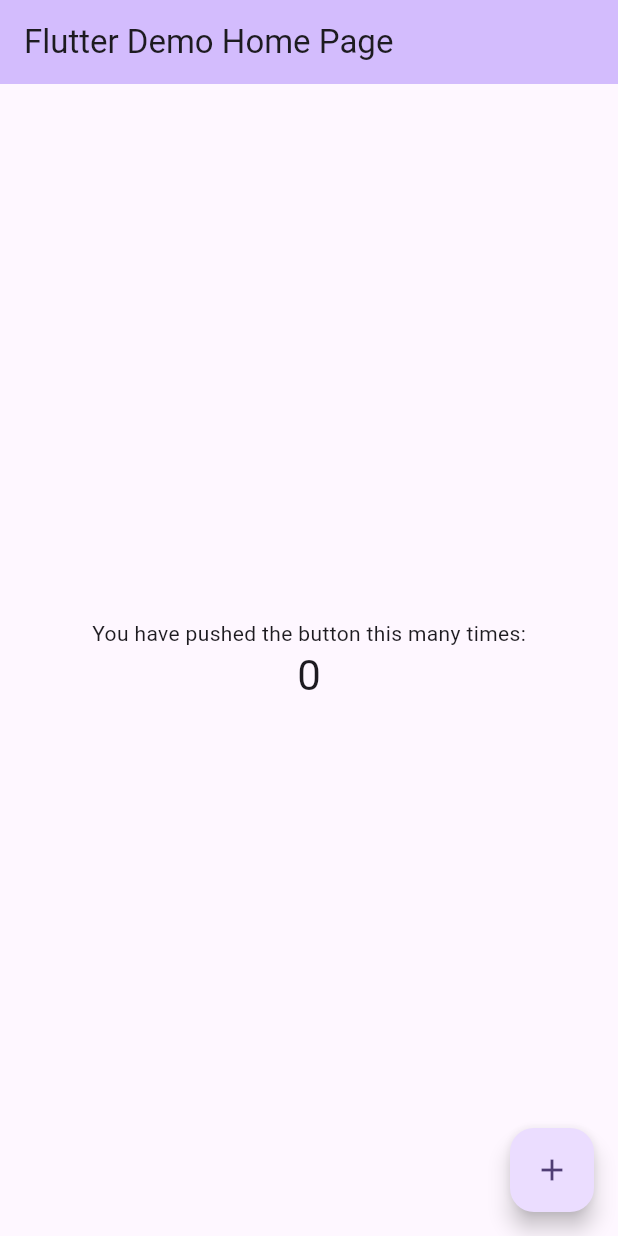
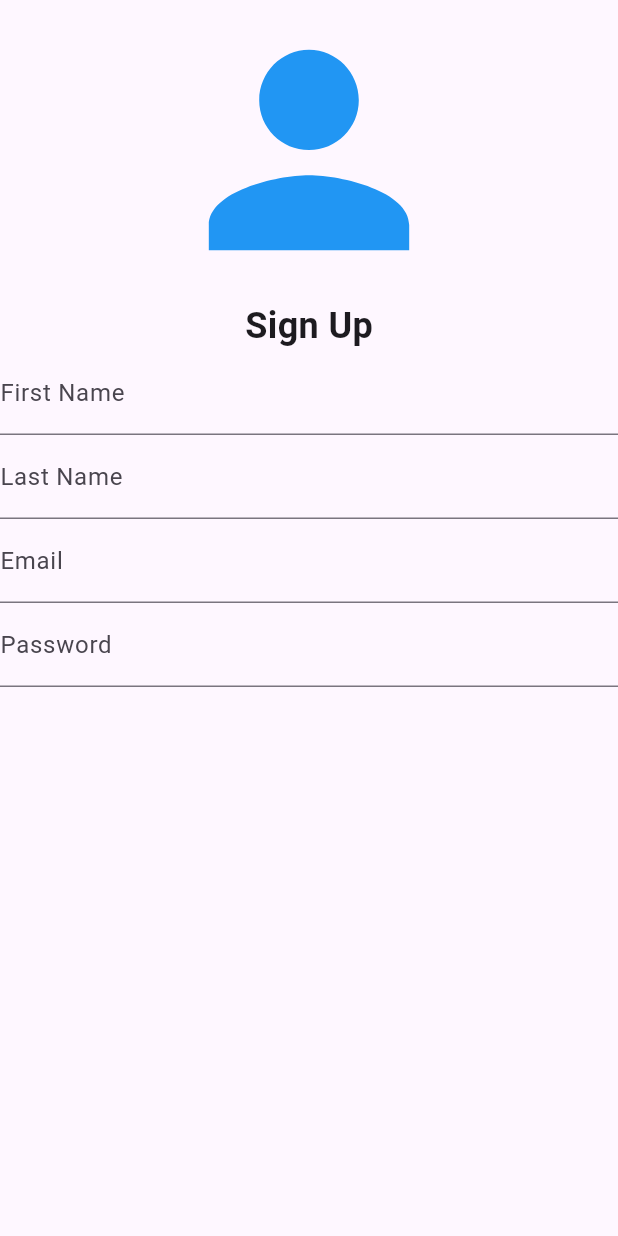
Before and after one commit to EiduLuise/cc206-scholarship_application, a Flutter app: the screen it shows after launch, on a phone screen of 412 x 824 dp. Run offline on Flutter 3.47's test engine with Material 3 defaults, Android fonts, the phone set to English and light mode, and no system bars.

Commit message:
Sign Up Page

```diff
--- /dev/null
+++ b/cc206_scholarship_application/lib/features/SignUpPage.dart
@@ -0,0 +1,55 @@
+import 'package:flutter/material.dart';
+
+class SignUpPage extends StatelessWidget {
+  const SignUpPage({super.key});
+
+  @override
+  Widget build(BuildContext context) {
+    return Scaffold(
+      body: Column(
+        children: [
+           Icon(
+            Icons.person,
+            color: Colors.blue,
+            size: 200,
+          ),
+
+          Text(
+            'Sign Up',
+            style: TextStyle(fontSize: 24, fontWeight: FontWeight.bold),
+          ),
+
+          // FIrst Name TextFormField
+          TextFormField(
+            decoration: InputDecoration(
+              labelText: 'First Name',
+            ),
+          ),
+
+         // Last Name TextFormField
+         TextFormField(
+            decoration: InputDecoration(
+              labelText: 'Last Name',
+            ),
+          ),
+
+          // Email TextFormField
+          TextFormField(
+            decoration: InputDecoration(
+              labelText: 'Email',
+            ),
+          ),
+
+          // Password TextFormField
+          TextFormField(
+            decoration: InputDecoration(
+              labelText: 'Password',
+            ),
+            obscureText: true,
+          ),
+        ],
+      ),
+    );
+
+  }
+}
--- a/cc206_scholarship_application/lib/main.dart
+++ b/cc206_scholarship_application/lib/main.dart
@@ -1,3 +1,4 @@
+import 'package:cc206_scholarship_application/features/SignUpPage.dart';
 import 'package:flutter/material.dart';
 
 void main() {
@@ -31,95 +32,7 @@
         colorScheme: ColorScheme.fromSeed(seedColor: Colors.deepPurple),
         useMaterial3: true,
       ),
-      home: const MyHomePage(title: 'Flutter Demo Home Page'),
+      home: SignUpPage(),
     );
   }
 }
-
-class MyHomePage extends StatefulWidget {
-  const MyHomePage({super.key, required this.title});
-
-  // This widget is the home page of your application. It is stateful, meaning
-  // that it has a State object (defined below) that contains fields that affect
-  // how it looks.
-
-  // This class is the configuration for the state. It holds the values (in this
-  // case the title) provided by the parent (in this case the App widget) and
-  // used by the build method of the State. Fields in a Widget subclass are
-  // always marked "final".
-
-  final String title;
-
-  @override
-  State<MyHomePage> createState() => _MyHomePageState();
-}
-
-class _MyHomePageState extends State<MyHomePage> {
-  int _counter = 0;
-
-  void _incrementCounter() {
-    setState(() {
-      // This call to setState tells the Flutter framework that something has
-      // changed in this State, which causes it to rerun the build method below
-      // so that the display can reflect the updated values. If we changed
-      // _counter without calling setState(), then the build method would not be
-      // called again, and so nothing would appear to happen.
-      _counter++;
-    });
-  }
-
-  @override
-  Widget build(BuildContext context) {
-    // This method is rerun every time setState is called, for instance as done
-    // by the _incrementCounter method above.
-    //
-    // The Flutter framework has been optimized to make rerunning build methods
-    // fast, so that you can just rebuild anything that needs updating rather
-    // than having to individually change instances of widgets.
-    return Scaffold(
-      appBar: AppBar(
-        // TRY THIS: Try changing the color here to a specific color (to
-        // Colors.amber, perhaps?) and trigger a hot reload to see the AppBar
-        // change color while the other colors stay the same.
-        backgroundColor: Theme.of(context).colorScheme.inversePrimary,
-        // Here we take the value from the MyHomePage object that was created by
-        // the App.build method, and use it to set our appbar title.
-        title: Text(widget.title),
-      ),
-      body: Center(
-        // Center is a layout widget. It takes a single child and positions it
-        // in the middle of the parent.
-        child: Column(
-          // Column is also a layout widget. It takes a list of children and
-          // arranges them vertically. By default, it sizes itself to fit its
-          // children horizontally, and tries to be as tall as its parent.
-          //
-          // Column has various properties to control how it sizes itself and
-          // how it positions its children. Here we use mainAxisAlignment to
-          // center the children vertically; the main axis here is the vertical
-          // axis because Columns are vertical (the cross axis would be
-          // horizontal).
-          //
-          // TRY THIS: Invoke "debug painting" (choose the "Toggle Debug Paint"
-          // action in the IDE, or press "p" in the console), to see the
-          // wireframe for each widget.
-          mainAxisAlignment: MainAxisAlignment.center,
-          children: <Widget>[
-            const Text(
-              'You have pushed the button this many times:',
-            ),
-            Text(
-              '$_counter',
-              style: Theme.of(context).textTheme.headlineMedium,
-            ),
-          ],
-        ),
-      ),
-      floatingActionButton: FloatingActionButton(
-        onPressed: _incrementCounter,
-        tooltip: 'Increment',
-        child: const Icon(Icons.add),
-      ), // This trailing comma makes auto-formatting nicer for build methods.
-    );
-  }
-}
```
